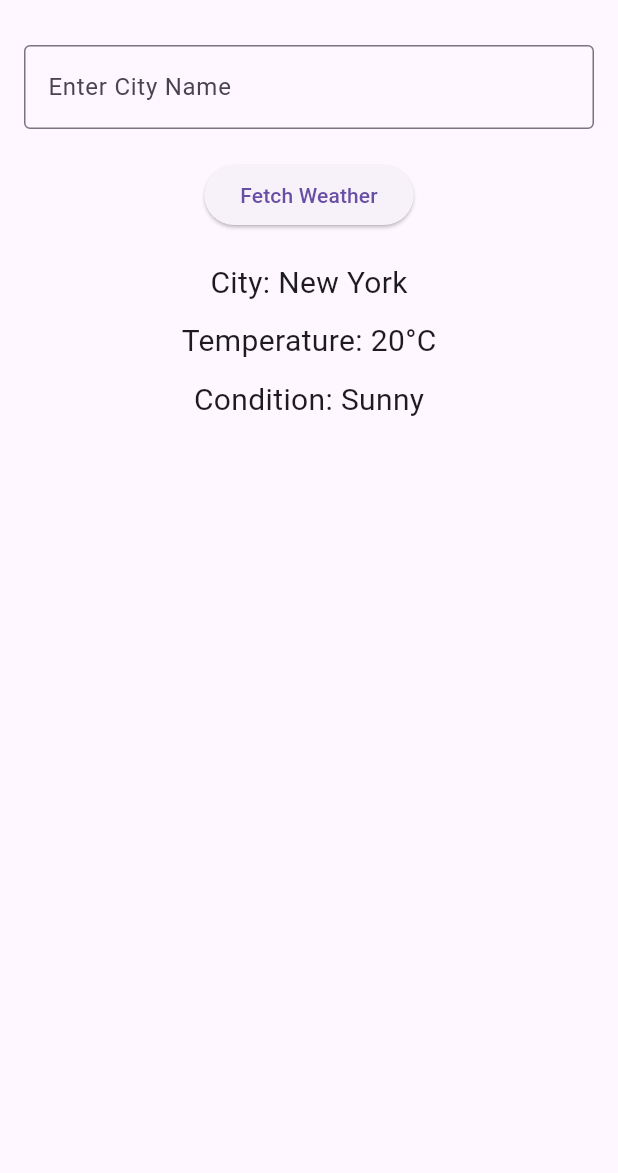
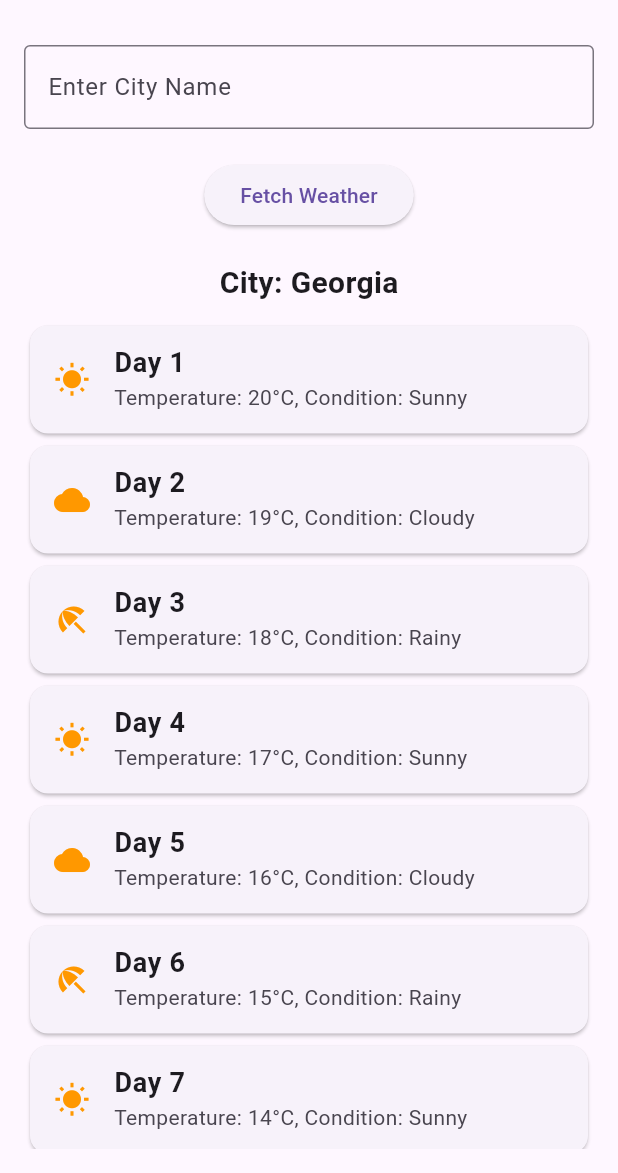
Before and after one commit to jzaman3/weather_info_app, a Flutter app: the screen it shows after launch, after a tap on "Fetch Weather", on a phone screen of 412 x 824 dp, the part 63-1236 px from its top. Run offline on Flutter 3.47's test engine with Material 3 defaults, Android fonts, the phone set to English and light mode, and no system bars.

Commit message:
added 7-day weather feature

```diff
--- a/lib/main.dart
+++ b/lib/main.dart
@@ -12,7 +12,7 @@ class WeatherInfoApp extends StatelessWidget {
     return MaterialApp(
       title: 'Weather Info App',
       theme: ThemeData(
-        primarySwatch: const Color.fromARGB(255, 131, 28, 172).fromARGB(255, 99, 211, 166),
+        primarySwatch: Colors.blue,
       ),
       home: const WeatherHomePage(),
     );
@@ -28,14 +28,18 @@ class WeatherHomePage extends StatefulWidget {
 
 class _WeatherHomePageState extends State<WeatherHomePage> {
   String cityName = '';
-  String temperature = '';
-  String condition = '';
+  List<Map<String, String>> forecast = [];
 
   void fetchWeather() {
     setState(() {
-      cityName = 'New York';
-      temperature = '${20 + (DateTime.now().second % 15)}°C';
-      condition = ['Sunny', 'Cloudy', 'Rainy'][DateTime.now().second % 3];
+      cityName = 'Georgia';
+      forecast = List.generate(7, (index) {
+        return {
+          'day': 'Day ${index + 1}',
+          'temperature': '${20 + (DateTime.now().second % 15) - index}°C',
+          'condition': ['Sunny', 'Cloudy', 'Rainy'][index % 3]
+        };
+      });
     });
   }
 
@@ -70,17 +74,37 @@ class _WeatherHomePageState extends State<WeatherHomePage> {
 
             Text(
               'City: $cityName',
-              style: const TextStyle(fontSize: 20),
+              style: const TextStyle(fontSize: 20, fontWeight: FontWeight.bold),
             ),
             const SizedBox(height: 10),
-            Text(
-              'Temperature: $temperature',
-              style: const TextStyle(fontSize: 20),
-            ),
-            const SizedBox(height: 10),
-            Text(
-              'Condition: $condition',
-              style: const TextStyle(fontSize: 20),
+
+            // 7-day forecast list
+            Expanded(
+              child: ListView.builder(
+                itemCount: forecast.length,
+                itemBuilder: (context, index) {
+                  return Card(
+                    child: ListTile(
+                      leading: Icon(
+                        forecast[index]['condition'] == 'Sunny'
+                            ? Icons.wb_sunny
+                            : forecast[index]['condition'] == 'Cloudy'
+                                ? Icons.wb_cloudy
+                                : Icons.beach_access,
+                        color: Colors.orange,
+                      ),
+                      title: Text(
+                        forecast[index]['day']!,
+                        style: const TextStyle(fontSize: 18, fontWeight: FontWeight.bold),
+                      ),
+                      subtitle: Text(
+                        'Temperature: ${forecast[index]['temperature']}, '
+                        'Condition: ${forecast[index]['condition']}',
+                      ),
+                    ),
+                  );
+                },
+              ),
             ),
           ],
         ),
```
